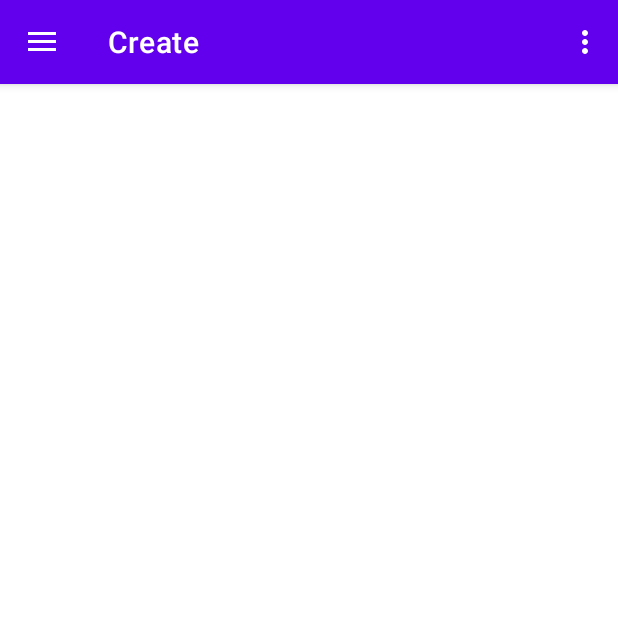
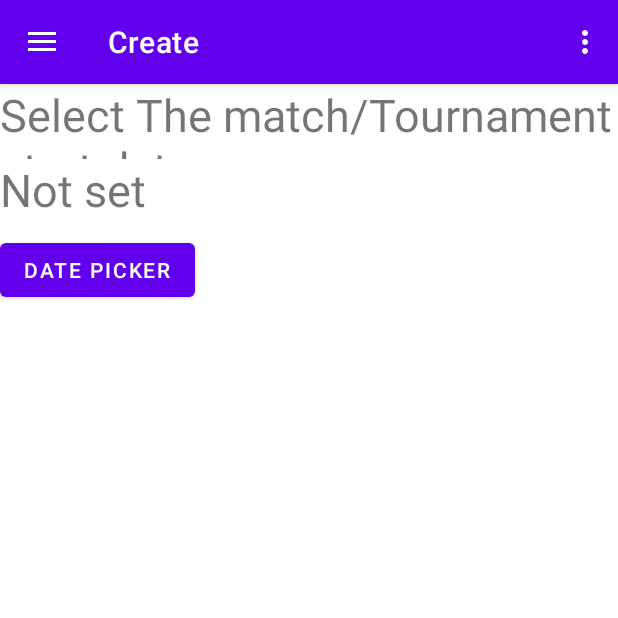
Before and after one commit to JanReisiegel/VolleyballHelper, an Android app: the screen it shows after launch (MainActivity), in the side drawer, after a tap on "Create", on a phone screen of 412 x 824 dp, the top half of it. Run offline under Robolectric (Android 15) with nearby library versions, the phone set to English and light mode, and no system bars; our stand-ins replace navigation-ui.

Commit message:
Date Picker in Create

```diff
--- a/app/src/main/java/com/reisiegel/volleyballhelper/ui/create/CreateFragment.kt
+++ b/app/src/main/java/com/reisiegel/volleyballhelper/ui/create/CreateFragment.kt
@@ -1,31 +1,64 @@
 package com.reisiegel.volleyballhelper.ui.create
 
+import android.app.DatePickerDialog
+import android.icu.util.Calendar
 import androidx.fragment.app.viewModels
 import android.os.Bundle
 import androidx.fragment.app.Fragment
 import android.view.LayoutInflater
 import android.view.View
 import android.view.ViewGroup
+import android.widget.Button
+import androidx.fragment.app.FragmentManager
+import androidx.fragment.app.findFragment
+import androidx.lifecycle.ViewModelProvider
+import androidx.navigation.fragment.findNavController
 import com.reisiegel.volleyballhelper.R
+import com.reisiegel.volleyballhelper.databinding.FragmentCreateBinding
 
 class CreateFragment : Fragment() {
+    private var _binding: FragmentCreateBinding? = null
 
-    companion object {
-        fun newInstance() = CreateFragment()
+    private val binding get() = _binding!!
+
+    override fun onCreateView(
+        inflater: LayoutInflater,
+        container: ViewGroup?,
+        savedInstanceState: Bundle?
+    ): View {
+        val createViewModel =
+            ViewModelProvider(this).get(CreateViewModel::class.java)
+
+        _binding = FragmentCreateBinding.inflate(inflater, container, false)
+        val root: View = binding.root
+
+        val dateButton = binding.datePicker
+        val selectedDate = binding.selectedDate
+
+        dateButton.setOnClickListener {
+            val c = Calendar.getInstance()
+            val year = c.get(Calendar.YEAR)
+            val month = c.get(Calendar.MONTH)
+            val day = c.get(Calendar.DAY_OF_MONTH)
+
+            val datePickerDialog = DatePickerDialog(
+                requireContext(),
+                {
+                    view, year, monthOfYear, dayOfMonth -> selectedDate.text = (dayOfMonth.toString() + "-" + (monthOfYear+1) + "-" + year)
+                },
+                year,
+                month,
+                day
+            )
+            datePickerDialog.show()
+        }
+
+
+        return root
     }
 
-    private val viewModel: CreateViewModel by viewModels()
-
-    override fun onCreate(savedInstanceState: Bundle?) {
-        super.onCreate(savedInstanceState)
-
-        // TODO: Use the ViewModel
-    }
-
-    override fun onCreateView(
-        inflater: LayoutInflater, container: ViewGroup?,
-        savedInstanceState: Bundle?
-    ): View {
-        return inflater.inflate(R.layout.fragment_create, container, false)
+    override fun onDestroyView() {
+        super.onDestroyView()
+        _binding = null
     }
 }
--- a/app/src/main/java/com/reisiegel/volleyballhelper/ui/create/CreateViewModel.kt
+++ b/app/src/main/java/com/reisiegel/volleyballhelper/ui/create/CreateViewModel.kt
@@ -1,7 +1,25 @@
 package com.reisiegel.volleyballhelper.ui.create
 
+import androidx.lifecycle.LiveData
+import androidx.lifecycle.MutableLiveData
 import androidx.lifecycle.ViewModel
 
 class CreateViewModel : ViewModel() {
     // TODO: Implement the ViewModel
+    private val _actionName = MutableLiveData<String>()
+    val actionName: LiveData<String> = _actionName
+
+    private val _numberOfMatches = MutableLiveData<Int>()
+    val numberOfMatches: LiveData<Int> = _numberOfMatches
+
+    fun updateActionName(newActionName: String){
+        _actionName.value = newActionName
+    }
+    fun updateNumberOfMatches(newNumberOfMatches: Int){
+        _numberOfMatches.value = newNumberOfMatches
+    }
+
+    fun createSheetForTournament(){
+
+    }
 }
--- a/app/src/main/java/com/reisiegel/volleyballhelper/ui/home/HomeFragment.kt
+++ b/app/src/main/java/com/reisiegel/volleyballhelper/ui/home/HomeFragment.kt
@@ -5,9 +5,12 @@ import android.view.LayoutInflater
 import android.view.View
 import android.view.ViewGroup
 import android.widget.ArrayAdapter
+import android.widget.Button
 import android.widget.Spinner
 import androidx.fragment.app.Fragment
 import androidx.lifecycle.ViewModelProvider
+import androidx.navigation.fragment.findNavController
+import com.reisiegel.volleyballhelper.R
 import com.reisiegel.volleyballhelper.databinding.FragmentHomeBinding
 import java.io.File
 
@@ -49,6 +52,11 @@ class HomeFragment : Fragment() {
         adapter.setDropDownViewResource(android.R.layout.simple_spinner_dropdown_item)
         filesView.adapter = adapter
 
+        val button: Button = binding.button
+        button.setOnClickListener {
+            findNavController().navigate(R.id.redirect_to_create_fragment)
+        }
+
         return root
     }
 
--- a/app/src/main/res/layout/fragment_create.xml
+++ b/app/src/main/res/layout/fragment_create.xml
@@ -5,5 +5,31 @@
     android:layout_height="match_parent"
     tools:context=".ui.create.CreateFragment">
 
+    <LinearLayout
+        android:id="@+id/basicSettings"
+        android:layout_width="match_parent"
+        android:layout_height="match_parent"
+        android:orientation="vertical">
 
+        <TextView
+            android:id="@+id/addDate"
+            android:layout_width="wrap_content"
+            android:layout_height="50dp"
+            android:textSize="30dp"
+            android:text="Select The match/Tournament start date" />
+        <TextView
+            android:id="@+id/selectedDate"
+            android:layout_width="wrap_content"
+            android:layout_height="50dp"
+            android:textSize="30dp"
+            android:text="Not set" />
+
+        <Button
+            android:id="@+id/datePicker"
+            android:layout_width="wrap_content"
+            android:layout_height="wrap_content"
+            android:text="Date picker" />
+
+
+    </LinearLayout>
 </FrameLayout>
--- a/app/src/main/res/layout/fragment_home.xml
+++ b/app/src/main/res/layout/fragment_home.xml
@@ -32,6 +32,7 @@
         style="@style/Widget.Material3.Button"
         android:layout_width="wrap_content"
         android:layout_height="wrap_content"
+        android:onClick="toCreatePage"
         android:text="Create new"
         android:textSize="20sp"
         app:iconTint="@color/white"
--- a/app/src/main/res/navigation/mobile_navigation.xml
+++ b/app/src/main/res/navigation/mobile_navigation.xml
@@ -9,7 +9,11 @@
         android:id="@+id/nav_home"
         android:name="com.reisiegel.volleyballhelper.ui.home.HomeFragment"
         android:label="@string/menu_home"
-        tools:layout="@layout/fragment_home" />
+        tools:layout="@layout/fragment_home">
+        <action
+            android:id="@+id/redirect_to_create_fragment"
+            app:destination="@+id/nav_create" />
+    </fragment>
 
     <fragment
         android:id="@+id/nav_gallery"
```
Also changed, not shown: app/src/main/java/com/reisiegel/volleyballhelper/ui/create/CreateMatchFragment.kt (added, +32 -0 lines), app/src/main/java/com/reisiegel/volleyballhelper/ui/create/CreateMatchViewModel.kt (added, +7 -0 lines), app/src/main/res/layout/fragment_create_match.xml (added, +13 -0 lines).
